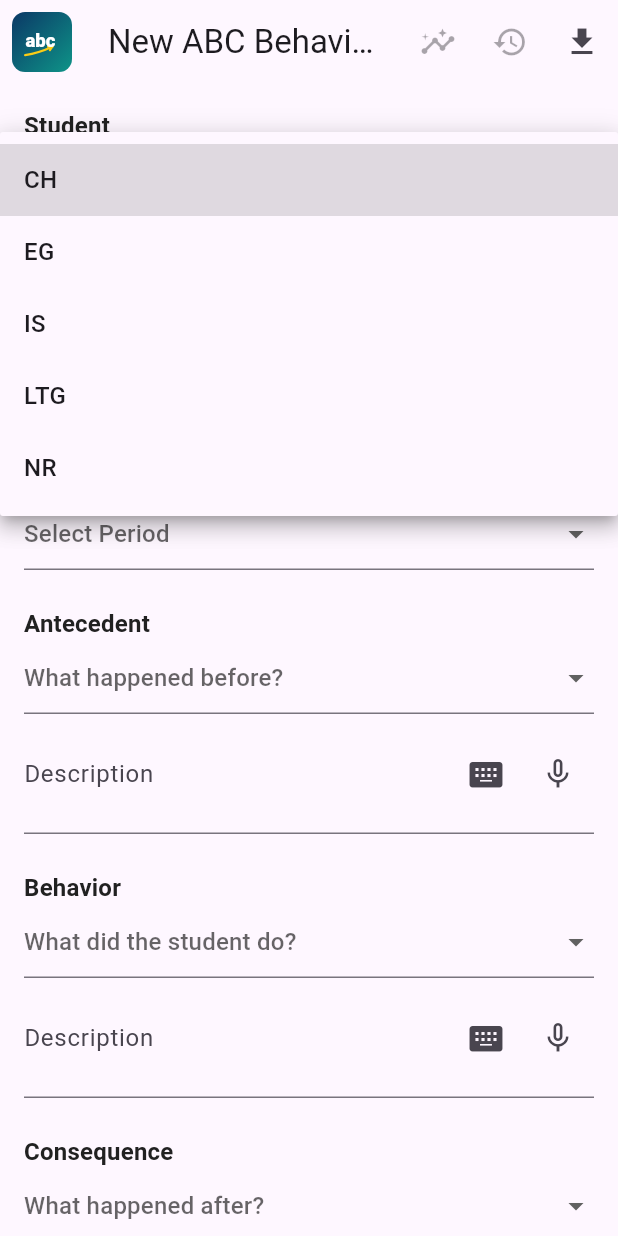
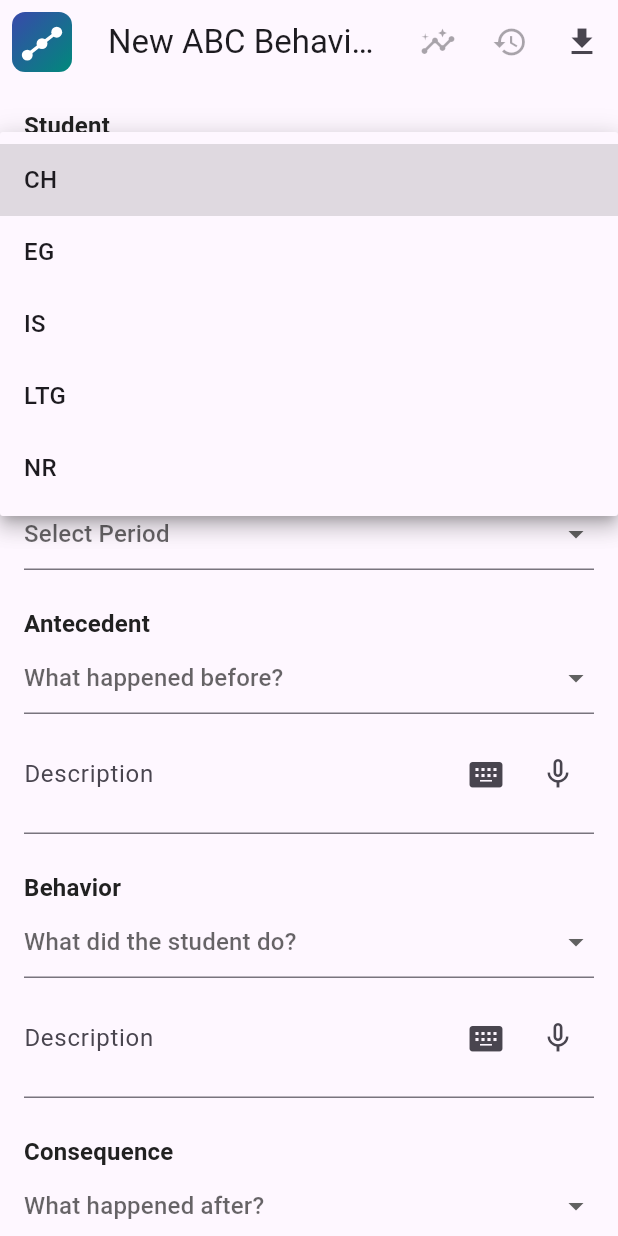
Before and after one commit to ceason6/behavior_tracker2, a Flutter app: the screen it shows after launch, after a tap on "Select Student", on a phone screen of 412 x 824 dp. Run offline on Flutter 3.47's test engine with Material 3 defaults, Android fonts, the phone set to English and light mode, and no system bars; our stand-ins replace fl_chart, flutter_markdown_plus, flutter_secure_storage, pdf, printing, shared_preferences and 1 more; missing offline and left inert: dart:html; network calls fail.

Commit message:
Revert app logo to the A->B->C climbing-path mark; v45
Back to the original concept #1 (rising line through three A/B/C dots,
indigo->teal) across favicon.svg, the in-app AbcPathLogo painter, and all
PNG/maskable icons.

Co-Authored-By: Claude Opus 4.8 <noreply@anthropic.com>

```diff
--- a/lib/main.dart
+++ b/lib/main.dart
@@ -124,7 +124,7 @@ String _bucketLabel(String bucketKey, TimeGranularity granularity) {
 /// tag does NOT appear in an error message, the browser is running a stale
 /// cached bundle (clear site data); if it DOES appear, the suffixed detail shows
 /// the real underlying error.
-const String kBuildTag = 'v44';
+const String kBuildTag = 'v45';
 
 /// Master switch for the generative-AI features (FBA analysis + the "Generate
 /// Description" helper). Turned OFF during the pilot so no student data is sent
@@ -197,8 +197,8 @@ Future<void> main() async {
   runApp(const MyApp());
 }
 
-/// The app logo — the lowercase "abc" wordmark with a rising arrow whose tip
-/// lifts up to the "c" (growth / improvement over time), on a navy->teal tile.
+/// The app logo — the "A -> B -> C path" mark (the method climbing upward):
+/// a rounded indigo->teal tile with a rising white line through three dots.
 /// Drawn directly so it needs no SVG package; mirrors web/favicon.svg.
 class AbcPathLogo extends StatelessWidget {
   final double size;
@@ -224,43 +224,26 @@ class _AbcPathLogoPainter extends CustomPainter {
       ..shader = const LinearGradient(
         begin: Alignment.topLeft,
         end: Alignment.bottomRight,
-        colors: [Color(0xFF0B3866), Color(0xFF0E9488)],
+        colors: [Color(0xFF3949AB), Color(0xFF00897B)],
       ).createShader(rect);
     canvas.drawRRect(tile, bg);
 
-    // Rising arrow (amber), tip almost touching the "c".
-    final arrow = Paint()
-      ..color = const Color(0xFFFACC15)
+    final line = Paint()
+      ..color = Colors.white
       ..style = PaintingStyle.stroke
-      ..strokeWidth = 8 * s
+      ..strokeWidth = 12 * s
       ..strokeCap = StrokeCap.round
       ..strokeJoin = StrokeJoin.round;
-    final curve = Path()
-      ..moveTo(48 * s, 158 * s)
-      ..quadraticBezierTo(98 * s, 150 * s, 148 * s, 127 * s);
-    canvas.drawPath(curve, arrow);
-    final head = Path()
-      ..moveTo(148 * s, 127 * s)
-      ..lineTo(132 * s, 127 * s)
-      ..moveTo(148 * s, 127 * s)
-      ..lineTo(139 * s, 140 * s);
-    canvas.drawPath(head, arrow);
-
-    // "abc" wordmark, centered with baseline at y=126 (matches the SVG).
-    final tp = TextPainter(
-      text: TextSpan(
-        text: 'abc',
-        style: TextStyle(
-          color: Colors.white,
-          fontSize: 68 * s,
-          fontWeight: FontWeight.w800,
-          height: 1.0,
-        ),
-      ),
-      textDirection: TextDirection.ltr,
-    )..layout();
-    final baseline = tp.computeDistanceToActualBaseline(TextBaseline.alphabetic);
-    tp.paint(canvas, Offset(104 * s - tp.width / 2, 126 * s - baseline));
+    final path = Path()
+      ..moveTo(56 * s, 158 * s)
+      ..lineTo(110 * s, 116 * s)
+      ..lineTo(164 * s, 74 * s);
+    canvas.drawPath(path, line);
+
+    final dot = Paint()..color = Colors.white;
+    canvas.drawCircle(Offset(56 * s, 158 * s), 20 * s, dot);
+    canvas.drawCircle(Offset(110 * s, 116 * s), 20 * s, dot);
+    canvas.drawCircle(Offset(164 * s, 74 * s), 20 * s, dot);
   }
 
   @override
```
Also changed, not shown: 6 other files.
